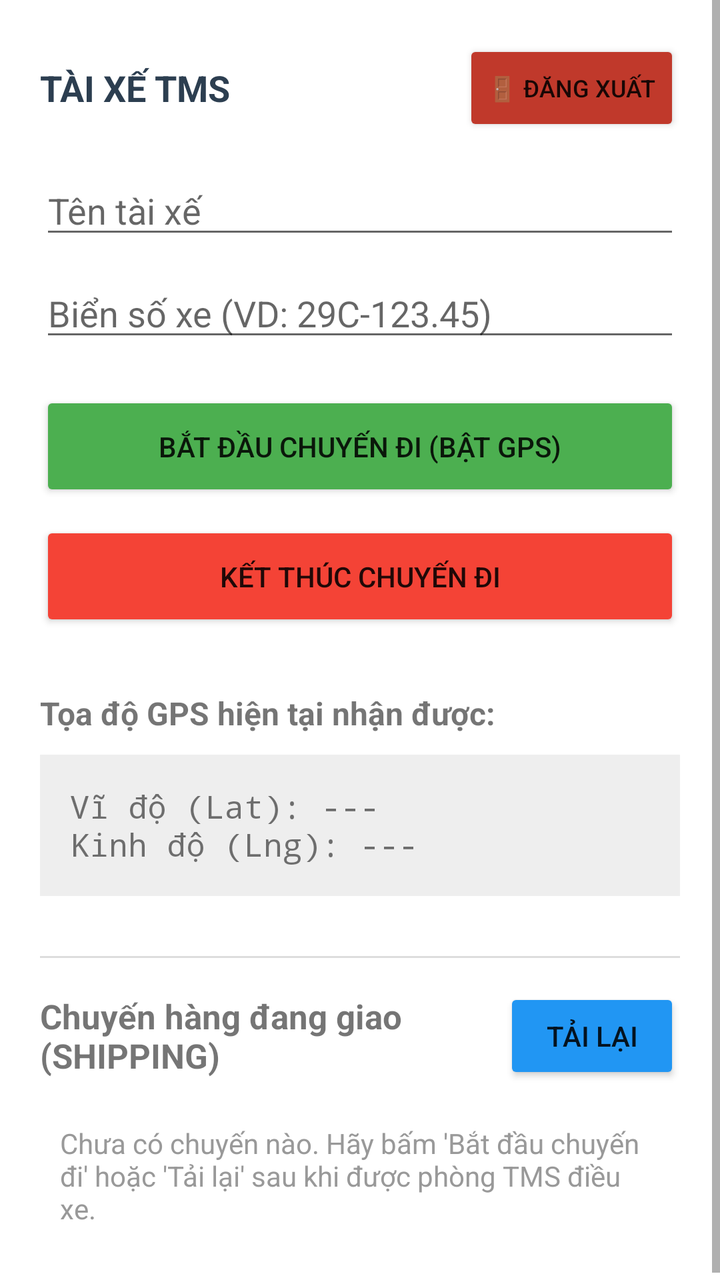
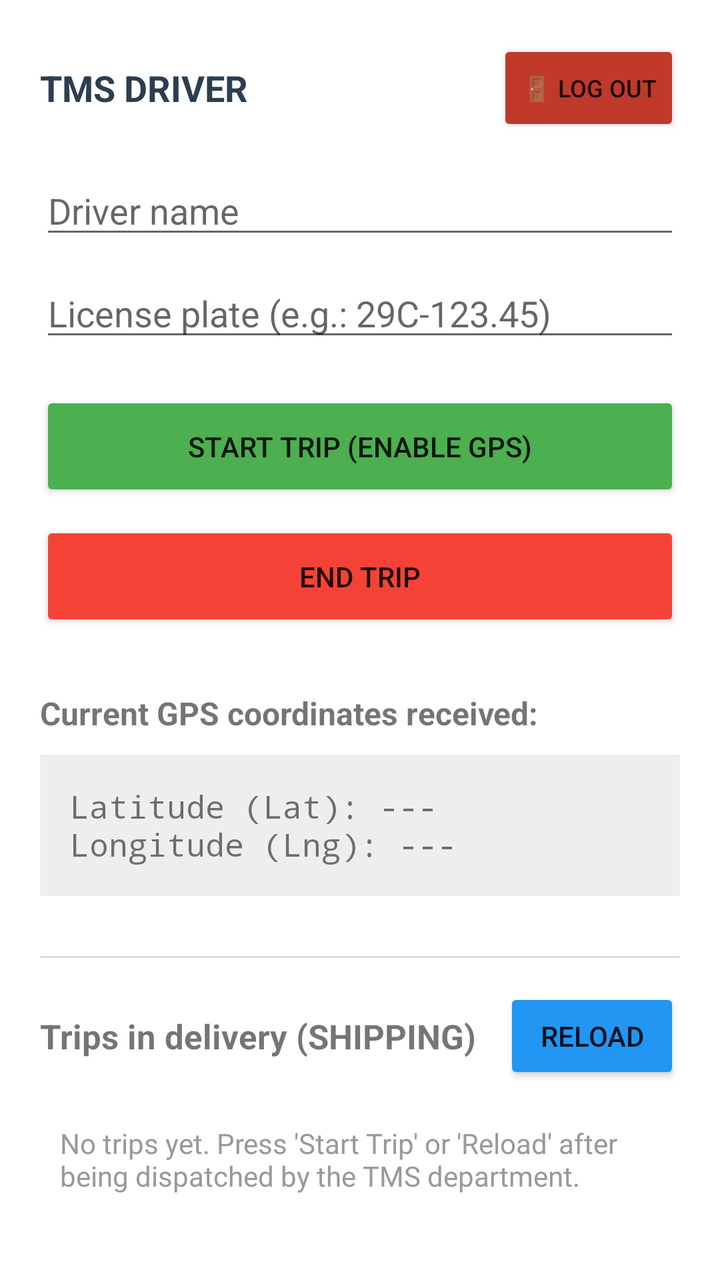

Two renders of the same Android screen: before a commit and after it. Below are the layout's source before the change and the commit's diff.
<!-- AndroidManifest.xml: activity theme Theme.AppCompat.Light.NoActionBar -->
<!-- res/layout/activity_driver.xml -->
<?xml version="1.0" encoding="utf-8"?>
<ScrollView xmlns:android="http://schemas.android.com/apk/res/android"
    android:layout_width="match_parent"
    android:layout_height="match_parent"
    android:background="#FFFFFF">

    <LinearLayout
        android:layout_width="match_parent"
        android:layout_height="wrap_content"
        android:orientation="vertical"
        android:padding="20dp">

        
        <LinearLayout
            android:layout_width="match_parent"
            android:layout_height="wrap_content"
            android:orientation="horizontal"
            android:gravity="center_vertical"
            android:layout_marginBottom="15dp">

            <TextView
                android:layout_width="0dp"
                android:layout_height="wrap_content"
                android:layout_weight="1"
                android:text="TÀI XẾ TMS"
                android:textStyle="bold"
                android:textSize="18sp"
                android:textColor="#2c3e50"/>

            <Button
                android:id="@+id/btnLogout"
                android:layout_width="wrap_content"
                android:layout_height="wrap_content"
                android:text="🚪 Đăng Xuất"
                android:textSize="12sp"
                android:backgroundTint="#c0392b"/>
        </LinearLayout>

        <EditText
            android:id="@+id/edtDriverName"
            android:layout_width="match_parent"
            android:layout_height="wrap_content"
            android:hint="Tên tài xế"
            android:layout_marginBottom="10dp"/>

        <EditText
            android:id="@+id/edtTruckPlate"
            android:layout_width="match_parent"
            android:layout_height="wrap_content"
            android:hint="Biển số xe (VD: 29C-123.45)"
            android:layout_marginBottom="20dp"/>

        <Button
            android:id="@+id/btnStartLog"
            android:layout_width="match_parent"
            android:layout_height="55dp"
            android:text="BẮT ĐẦU CHUYẾN ĐI (BẬT GPS)"
            android:backgroundTint="#4CAF50"
            android:layout_marginBottom="10dp"/>

        <Button
            android:id="@+id/btnStopLog"
            android:layout_width="match_parent"
            android:layout_height="55dp"
            android:text="KẾT THÚC CHUYẾN ĐI"
            android:backgroundTint="#F44336"
            android:layout_marginBottom="30dp"/>

        <TextView
            android:layout_width="wrap_content"
            android:layout_height="wrap_content"
            android:text="Tọa độ GPS hiện tại nhận được:"
            android:textStyle="bold"
            android:textSize="16sp"/>

        <TextView
            android:id="@+id/txtLiveGps"
            android:layout_width="match_parent"
            android:layout_height="wrap_content"
            android:text="Vĩ độ (Lat): ---\nKinh độ (Lng): ---"
            android:background="#EEEEEE"
            android:padding="15dp"
            android:layout_marginTop="10dp"
            android:layout_marginBottom="30dp"
            android:textSize="16sp"
            android:fontFamily="monospace"/>

        
        <View
            android:layout_width="match_parent"
            android:layout_height="1dp"
            android:background="#DDDDDD"
            android:layout_marginBottom="15dp"/>

        <LinearLayout
            android:layout_width="match_parent"
            android:layout_height="wrap_content"
            android:orientation="horizontal"
            android:gravity="center_vertical"
            android:layout_marginBottom="10dp">

            <TextView
                android:layout_width="0dp"
                android:layout_height="wrap_content"
                android:layout_weight="1"
                android:text="Chuyến hàng đang giao (SHIPPING)"
                android:textStyle="bold"
                android:textSize="17sp"/>

            <Button
                android:id="@+id/btnRefreshTrips"
                android:layout_width="wrap_content"
                android:layout_height="wrap_content"
                android:text="Tải lại"
                android:backgroundTint="#2196F3"/>
        </LinearLayout>

        <TextView
            android:id="@+id/txtTripEmpty"
            android:layout_width="match_parent"
            android:layout_height="wrap_content"
            android:text="Chưa có chuyến nào. Hãy bấm 'Bắt đầu chuyến đi' hoặc 'Tải lại' sau khi được phòng TMS điều xe."
            android:textColor="#999999"
            android:padding="10dp"/>

        <LinearLayout
            android:id="@+id/llTripList"
            android:layout_width="match_parent"
            android:layout_height="wrap_content"
            android:orientation="vertical"/>

    </LinearLayout>
</ScrollView>
<!-- resources referenced by this layout -->
<resources>

</resources>

<!-- the commit's change to res/layout/activity_driver.xml (unified diff, before → after) -->
@@ -22,7 +22,7 @@
                 android:layout_width="0dp"
                 android:layout_height="wrap_content"
                 android:layout_weight="1"
-                android:text="TÀI XẾ TMS"
+                android:text="TMS DRIVER"
                 android:textStyle="bold"
                 android:textSize="18sp"
                 android:textColor="#2c3e50"/>
@@ -31,7 +31,7 @@
                 android:id="@+id/btnLogout"
                 android:layout_width="wrap_content"
                 android:layout_height="wrap_content"
-                android:text="🚪 Đăng Xuất"
+                android:text="🚪 Log Out"
                 android:textSize="12sp"
                 android:backgroundTint="#c0392b"/>
         </LinearLayout>
@@ -40,21 +40,21 @@
             android:id="@+id/edtDriverName"
             android:layout_width="match_parent"
             android:layout_height="wrap_content"
-            android:hint="Tên tài xế"
+            android:hint="Driver name"
             android:layout_marginBottom="10dp"/>
 
         <EditText
             android:id="@+id/edtTruckPlate"
             android:layout_width="match_parent"
             android:layout_height="wrap_content"
-            android:hint="Biển số xe (VD: 29C-123.45)"
+            android:hint="License plate (e.g.: 29C-123.45)"
             android:layout_marginBottom="20dp"/>
 
         <Button
             android:id="@+id/btnStartLog"
             android:layout_width="match_parent"
             android:layout_height="55dp"
-            android:text="BẮT ĐẦU CHUYẾN ĐI (BẬT GPS)"
+            android:text="START TRIP (ENABLE GPS)"
             android:backgroundTint="#4CAF50"
             android:layout_marginBottom="10dp"/>
 
@@ -62,14 +62,14 @@
             android:id="@+id/btnStopLog"
             android:layout_width="match_parent"
             android:layout_height="55dp"
-            android:text="KẾT THÚC CHUYẾN ĐI"
+            android:text="END TRIP"
             android:backgroundTint="#F44336"
             android:layout_marginBottom="30dp"/>
 
         <TextView
             android:layout_width="wrap_content"
             android:layout_height="wrap_content"
-            android:text="Tọa độ GPS hiện tại nhận được:"
+            android:text="Current GPS coordinates received:"
             android:textStyle="bold"
             android:textSize="16sp"/>
 
@@ -77,7 +77,7 @@
             android:id="@+id/txtLiveGps"
             android:layout_width="match_parent"
             android:layout_height="wrap_content"
-            android:text="Vĩ độ (Lat): ---\nKinh độ (Lng): ---"
+            android:text="Latitude (Lat): ---\nLongitude (Lng): ---"
             android:background="#EEEEEE"
             android:padding="15dp"
             android:layout_marginTop="10dp"
@@ -103,7 +103,7 @@
                 android:layout_width="0dp"
                 android:layout_height="wrap_content"
                 android:layout_weight="1"
-                android:text="Chuyến hàng đang giao (SHIPPING)"
+                android:text="Trips in delivery (SHIPPING)"
                 android:textStyle="bold"
                 android:textSize="17sp"/>
 
@@ -111,7 +111,7 @@
                 android:id="@+id/btnRefreshTrips"
                 android:layout_width="wrap_content"
                 android:layout_height="wrap_content"
-                android:text="Tải lại"
+                android:text="Reload"
                 android:backgroundTint="#2196F3"/>
         </LinearLayout>
 
@@ -119,7 +119,7 @@
             android:id="@+id/txtTripEmpty"
             android:layout_width="match_parent"
             android:layout_height="wrap_content"
-            android:text="Chưa có chuyến nào. Hãy bấm 'Bắt đầu chuyến đi' hoặc 'Tải lại' sau khi được phòng TMS điều xe."
+            android:text="No trips yet. Press 'Start Trip' or 'Reload' after being dispatched by the TMS department."
             android:textColor="#999999"
             android:padding="10dp"/>
 
